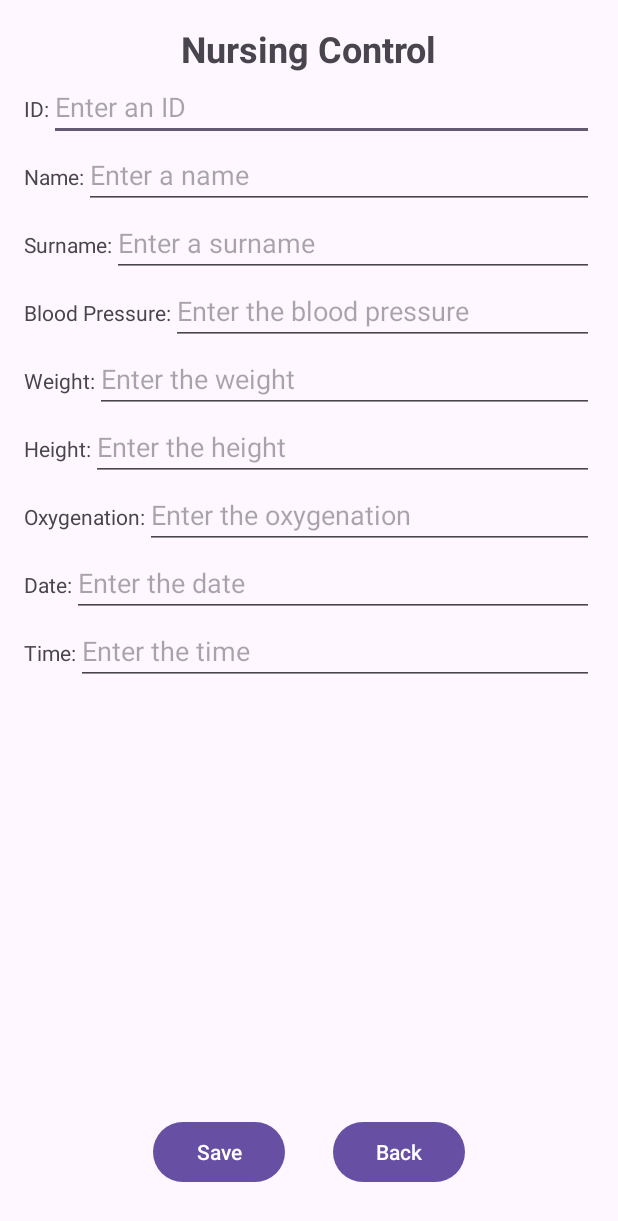
After one commit to utn-app-movil/examenI-tarea5, an Android app: the layout activity_enf_nurse.xml on its own in the app's theme, with its tools: preview values and no code run, on a phone screen of 412 x 824 dp. The commit adds this screen. Shown: the top 1221 px of the screen. Run offline under Robolectric (Android 15) with nearby library versions, the phone set to English and light mode, and no system bars.

Commit message:
Examen1-mj

```diff
--- /dev/null
+++ b/app/src/main/res/layout/activity_enf_nurse.xml
@@ -0,0 +1,212 @@
+<?xml version="1.0" encoding="utf-8"?>
+<androidx.constraintlayout.widget.ConstraintLayout xmlns:android="http://schemas.android.com/apk/res/android"
+    android:layout_width="match_parent"
+    android:layout_height="match_parent">
+
+        <LinearLayout
+            android:layout_width="match_parent"
+            android:layout_height="match_parent"
+            android:orientation="vertical"
+            android:padding="16dp">
+
+
+        <TextView
+            android:layout_width="wrap_content"
+            android:layout_height="wrap_content"
+            android:layout_gravity="center"
+            android:text="Nursing Control"
+            android:textSize="24sp"
+            android:textStyle="bold" />
+
+        <LinearLayout
+            android:layout_width="match_parent"
+            android:layout_height="wrap_content"
+            android:orientation="horizontal">
+
+            <TextView
+                android:layout_width="wrap_content"
+                android:layout_height="wrap_content"
+                android:text="ID:" />
+
+            <EditText
+                android:id="@+id/et_id"
+                android:layout_width="0dp"
+                android:layout_height="wrap_content"
+                android:layout_weight="1"
+                android:hint="Enter an ID" />
+        </LinearLayout>
+
+        <LinearLayout
+            android:layout_width="match_parent"
+            android:layout_height="wrap_content"
+            android:orientation="horizontal">
+
+            <TextView
+                android:layout_width="wrap_content"
+                android:layout_height="wrap_content"
+                android:text="Name:" />
+
+            <EditText
+                android:id="@+id/et_name"
+                android:layout_width="0dp"
+                android:layout_height="wrap_content"
+                android:layout_weight="1"
+                android:hint="Enter a name" />
+        </LinearLayout>
+
+        <LinearLayout
+            android:layout_width="match_parent"
+            android:layout_height="wrap_content"
+            android:orientation="horizontal">
+
+            <TextView
+                android:layout_width="wrap_content"
+                android:layout_height="wrap_content"
+                android:text="Surname:" />
+
+            <EditText
+                android:id="@+id/et_surname"
+                android:layout_width="0dp"
+                android:layout_height="wrap_content"
+                android:layout_weight="1"
+                android:hint="Enter a surname" />
+        </LinearLayout>
+
+        <LinearLayout
+            android:layout_width="match_parent"
+            android:layout_height="wrap_content"
+            android:orientation="horizontal">
+
+            <TextView
+                android:layout_width="wrap_content"
+                android:layout_height="wrap_content"
+                android:text="Blood Pressure:" />
+
+            <EditText
+                android:id="@+id/et_blood_pressure"
+                android:layout_width="0dp"
+                android:layout_height="wrap_content"
+                android:layout_weight="1"
+                android:hint="Enter the blood pressure" />
+        </LinearLayout>
+
+        <LinearLayout
+            android:layout_width="match_parent"
+            android:layout_height="wrap_content"
+            android:orientation="horizontal">
+
+            <TextView
+                android:layout_width="wrap_content"
+                android:layout_height="wrap_content"
+                android:text="Weight:" />
+
+            <EditText
+                android:id="@+id/et_weight"
+                android:layout_width="0dp"
+                android:layout_height="wrap_content"
+                android:layout_weight="1"
+                android:hint="Enter the weight" />
+        </LinearLayout>
+
+        <LinearLayout
+            android:layout_width="match_parent"
+            android:layout_height="wrap_content"
+            android:orientation="horizontal">
+
+            <TextView
+                android:layout_width="wrap_content"
+                android:layout_height="wrap_content"
+                android:text="Height:" />
+
+            <EditText
+                android:id="@+id/et_height"
+                android:layout_width="0dp"
+                android:layout_height="wrap_content"
+                android:layout_weight="1"
+                android:hint="Enter the height" />
+        </LinearLayout>
+
+        <LinearLayout
+            android:layout_width="match_parent"
+            android:layout_height="wrap_content"
+            android:orientation="horizontal">
+
+            <TextView
+                android:layout_width="wrap_content"
+                android:layout_height="wrap_content"
+                android:text="Oxygenation:" />
+
+            <EditText
+                android:id="@+id/et_oxygenation"
+                android:layout_width="0dp"
+                android:layout_height="wrap_content"
+                android:layout_weight="1"
+                android:hint="Enter the oxygenation" />
+        </LinearLayout>
+
+        <LinearLayout
+            android:layout_width="match_parent"
+            android:layout_height="wrap_content"
+            android:orientation="horizontal">
+
+            <TextView
+                android:layout_width="wrap_content"
+                android:layout_height="wrap_content"
+                android:text="Date:" />
+
+            <EditText
+                android:id="@+id/et_date"
+                android:layout_width="0dp"
+                android:layout_height="wrap_content"
+                android:layout_weight="1"
+                android:hint="Enter the date" />
+        </LinearLayout>
+
+        <LinearLayout
+            android:layout_width="match_parent"
+            android:layout_height="wrap_content"
+            android:orientation="horizontal">
+
+            <TextView
+                android:layout_width="wrap_content"
+                android:layout_height="wrap_content"
+                android:text="Time:" />
+
+            <EditText
+                android:id="@+id/et_time"
+                android:layout_width="0dp"
+                android:layout_height="wrap_content"
+                android:layout_weight="1"
+                android:hint="Enter the time" />
+        </LinearLayout>
+
+        <Space
+            android:layout_width="match_parent"
+            android:layout_height="0dp"
+            android:layout_weight="1" />
+
+        <LinearLayout
+            android:layout_width="match_parent"
+            android:layout_height="wrap_content"
+            android:gravity="center"
+            android:orientation="horizontal"
+            android:padding="16dp">
+
+            <Button
+                android:id="@+id/enf_btn_save"
+                android:layout_width="wrap_content"
+                android:layout_height="wrap_content"
+                android:layout_marginEnd="16dp"
+                android:text="Save" />
+
+            <Button
+                android:id="@+id/enf_btn_back"
+                android:layout_width="wrap_content"
+                android:layout_height="wrap_content"
+                android:layout_marginStart="16dp"
+                android:text="Back" />
+        </LinearLayout>
+
+    </LinearLayout>
+
+</androidx.constraintlayout.widget.ConstraintLayout>
```
Also changed, not shown: app/src/main/java/cr/ac/utn/movil/enf_MainActivity_enf.kt (added, +99 -0 lines), app/src/main/res/layout/activity_enf_main_enf.xml (added, +66 -0 lines), app/src/main/res/layout/activity_enf_view.xml (added, +56 -0 lines), app/src/main/res/values/strings.xml (+7 -0 lines), 1 other file.
